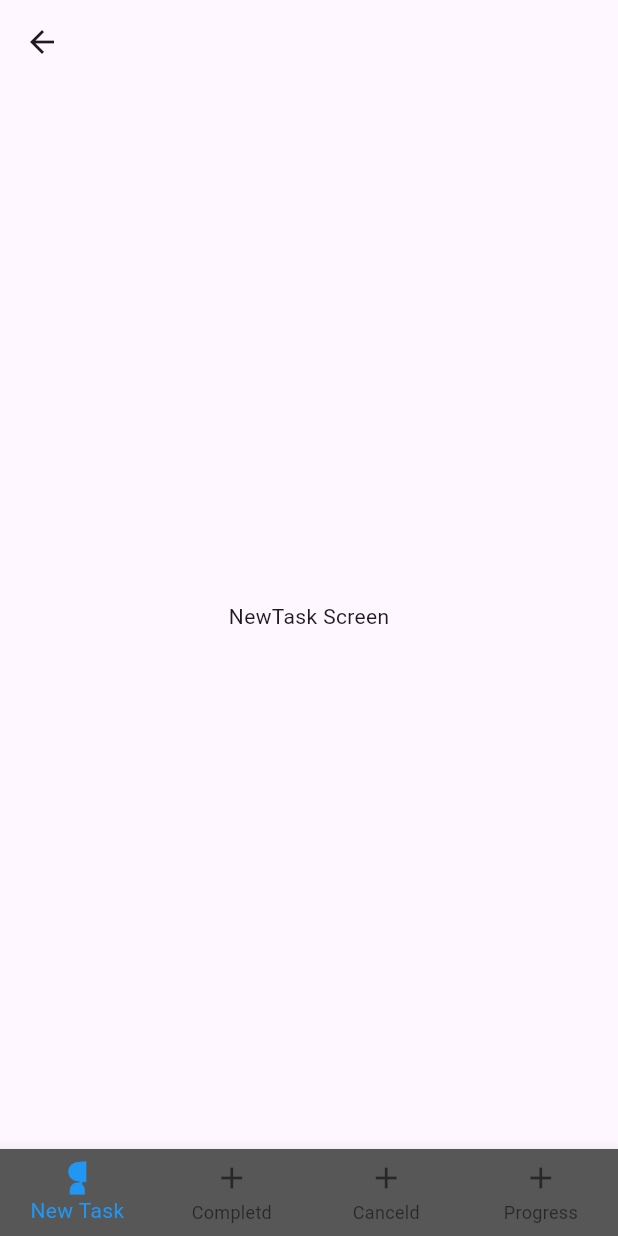
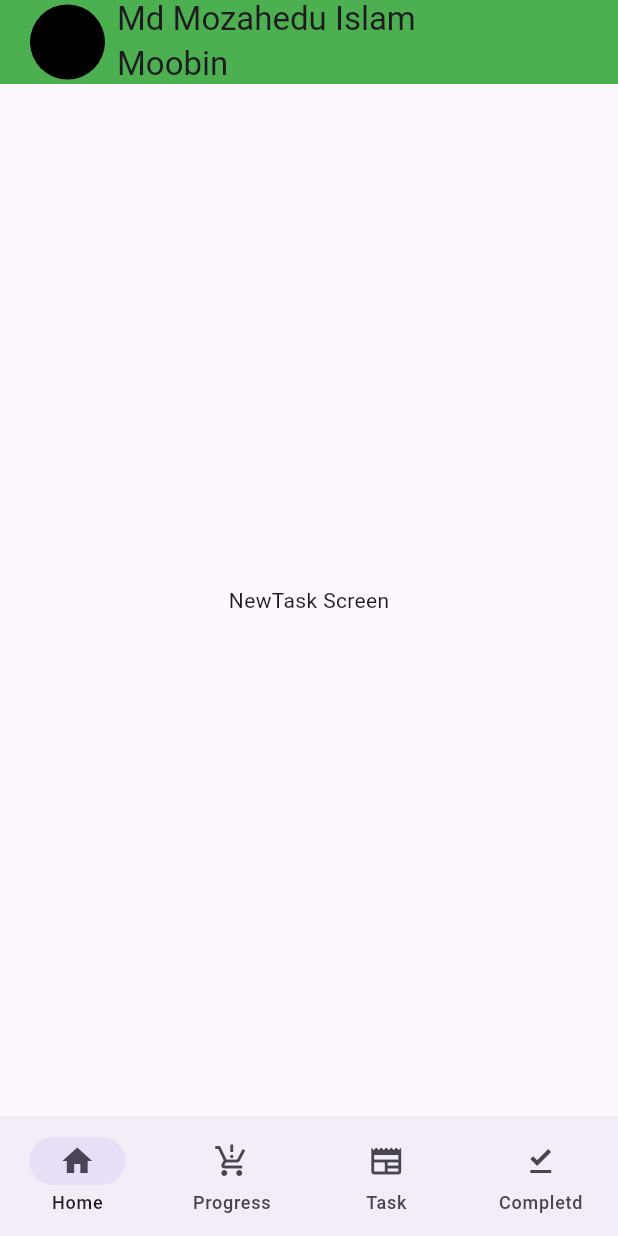
Before and after one commit to moobin136/task_maneg_ment, a Flutter app: the NavScreen screen opened directly, on a phone screen of 412 x 824 dp. Run offline on Flutter 3.47's test engine with Material 3 defaults, Android fonts, the phone set to English and light mode, and no system bars; our stand-ins replace flutter_svg, pin_code_fields.

Commit message:
ishow fix

```diff
--- a/lib/screen_flow/newTask_screen.dart
+++ b/lib/screen_flow/newTask_screen.dart
@@ -10,9 +10,6 @@ class NewtaskScreen extends StatefulWidget {
 class _NewtaskScreenState extends State<NewtaskScreen> {
   @override
   Widget build(BuildContext context) {
-    return Scaffold(
-      appBar: AppBar(title: Column()),
-      body: Center(child: Text('NewTask Screen')),
-    );
+    return Scaffold(body: Center(child: Text('NewTask Screen')));
   }
 }
--- a/lib/ui/screen/nav/nav_screen.dart
+++ b/lib/ui/screen/nav/nav_screen.dart
@@ -3,6 +3,7 @@ import 'package:task_maneg_ment/screen_flow/canceled_screen.dart';
 import 'package:task_maneg_ment/screen_flow/completed_screen.dart';
 import 'package:task_maneg_ment/screen_flow/newTask_screen.dart';
 import 'package:task_maneg_ment/screen_flow/progress_screen.dart';
+import 'package:task_maneg_ment/ui/utils/app_color.dart';
 
 class NavScreen extends StatefulWidget {
   const NavScreen({super.key});
@@ -23,31 +24,52 @@ class _NavScreenState extends State<NavScreen> {
   void _chnagScreen(int index) {
     setState(() {
       _seltdIndex = index;
+      print(' ===========================>>>>$index');
     });
   }
 
   @override
   Widget build(BuildContext context) {
     return Scaffold(
+      appBar: AppBar(
+        automaticallyImplyLeading: false, // ← back button না থাকবে
+        titleSpacing: 20, // ← leading থেকে gap দেবে
+        backgroundColor: AppColors.themColor,
+        title: Row(
+          children: [
+            CircleAvatar(maxRadius: 25, backgroundColor: Colors.black),
+            const SizedBox(width: 8),
+            Column(
+              crossAxisAlignment: CrossAxisAlignment.start,
+              children: const [
+                Text('Md Mozahedu Islam'),
+                SizedBox(height: 2),
+                Text('Moobin'),
+              ],
+            ),
+          ],
+        ),
+      ),
+
       body: screenList[_seltdIndex],
       // bottomSheet: ,
-      bottomNavigationBar: BottomNavigationBar(
-        onTap: _chnagScreen,
-
-        currentIndex: _seltdIndex,
-        showUnselectedLabels: true,
-        selectedItemColor: Colors.blue,
-        // landscapeLayout: BottomNavigationBarLandscapeLayout.linear,
-        type: BottomNavigationBarType.fixed,
-        backgroundColor: const Color.fromARGB(255, 87, 87, 87),
-        items: [
-          BottomNavigationBarItem(
-            icon: Icon(Icons.nest_cam_wired_stand_sharp),
-            label: 'New Task',
+      bottomNavigationBar: NavigationBar(
+        selectedIndex: _seltdIndex,
+        onDestinationSelected: _chnagScreen,
+        destinations: [
+          NavigationDestination(icon: Icon(Icons.home), label: 'Home'),
+          NavigationDestination(
+            icon: Icon(Icons.production_quantity_limits),
+            label: 'Progress',
           ),
-          BottomNavigationBarItem(icon: Icon(Icons.add), label: 'Completd'),
-          BottomNavigationBarItem(icon: Icon(Icons.add), label: 'Canceld'),
-          BottomNavigationBarItem(icon: Icon(Icons.add), label: 'Progress'),
+          NavigationDestination(
+            icon: Icon(Icons.newspaper_outlined),
+            label: 'Task',
+          ),
+          NavigationDestination(
+            icon: Icon(Icons.file_download_done),
+            label: 'Completd',
+          ),
         ],
       ),
     );
```
